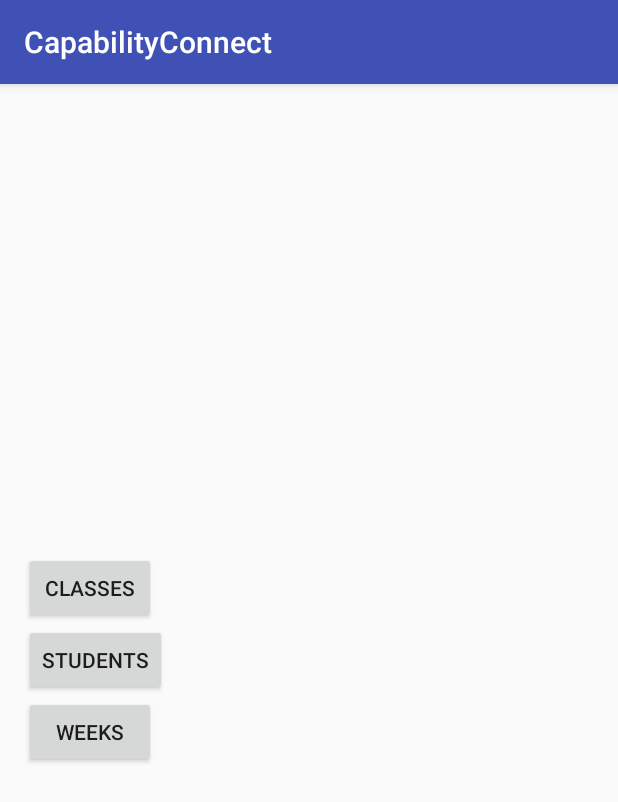
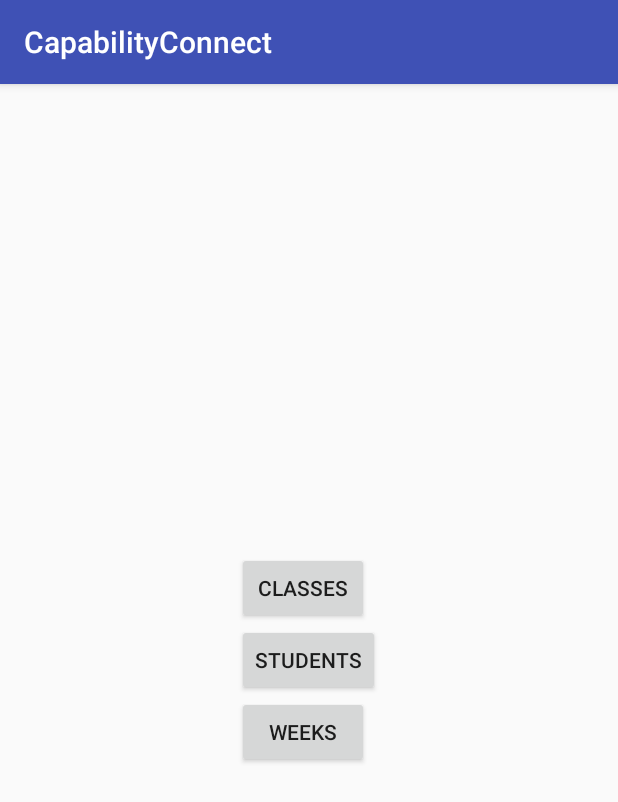
Before and after one commit to owenwalsh/CapabilityConnect, an Android app: the screen it shows after launch (MainActivity), on a phone screen of 412 x 824 dp. Shown: the top 802 px of the screen. Run offline under Robolectric (Android 15) with nearby library versions, the phone set to English and light mode, and no system bars.

Commit message:
Splash Update

```diff
--- a/CapabilityConnect/app/src/main/res/layout/activity_main.xml
+++ b/CapabilityConnect/app/src/main/res/layout/activity_main.xml
@@ -11,7 +11,7 @@
 
     <LinearLayout
         android:id="@+id/layout_buttons"
-        android:layout_width="match_parent"
+        android:layout_width="wrap_content"
         android:layout_height="wrap_content"
         android:layout_centerInParent="true"
         android:orientation="vertical">
@@ -19,19 +19,16 @@
         <Button android:id="@+id/classButton"
             android:layout_width="wrap_content"
             android:layout_height="wrap_content"
-            android:layout_weight="1"
             android:text="@string/class_button" />
 
         <Button android:id="@+id/studentButton"
             android:layout_width="wrap_content"
             android:layout_height="wrap_content"
-            android:layout_weight="2"
             android:text="@string/student_button"/>
 
         <Button android:id="@+id/weeksButton"
             android:layout_width="wrap_content"
             android:layout_height="wrap_content"
-            android:layout_weight="3"
             android:text="@string/weeks_button"/>
     </LinearLayout>
 </RelativeLayout>
--- a/CapabilityConnect/app/src/main/res/layout/activity_splash.xml
+++ b/CapabilityConnect/app/src/main/res/layout/activity_splash.xml
@@ -1,7 +1,8 @@
 <?xml version="1.0" encoding="utf-8"?>
 <LinearLayout xmlns:android="http://schemas.android.com/apk/res/android"
     android:orientation="vertical" android:layout_width="fill_parent"
-    android:layout_height="fill_parent">
+    android:layout_height="fill_parent"
+    android:background="@color/colorWhite">
 
     <ImageView android:id="@+id/splashscreen" android:layout_width="wrap_content"
         android:layout_height="fill_parent"
```
Also changed, not shown: CapabilityConnect/app/src/main/res/drawable/unsw_bg.png.
